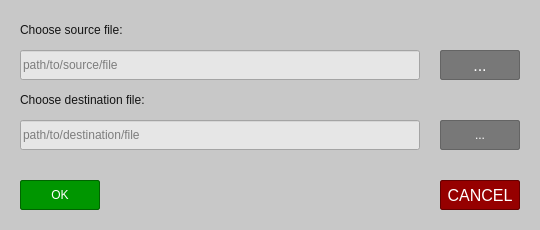
First picture: the form in src/Forms/ChooseFilesWindow.ui, repository psv-git/BDOLang, before the edit.
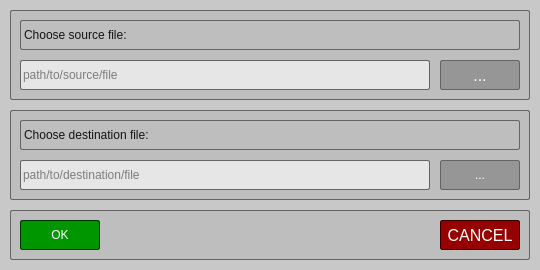
Second picture: the form after the edit.

Diff of the .ui file:
```diff
--- a/src/Forms/ChooseFilesWindow.ui
+++ b/src/Forms/ChooseFilesWindow.ui
@@ -10,19 +10,19 @@
     <x>0</x>
     <y>0</y>
     <width>540</width>
-    <height>230</height>
+    <height>270</height>
    </rect>
   </property>
   <property name="minimumSize">
    <size>
     <width>540</width>
-    <height>230</height>
+    <height>270</height>
    </size>
   </property>
   <property name="maximumSize">
    <size>
     <width>540</width>
-    <height>230</height>
+    <height>270</height>
    </size>
   </property>
   <property name="windowTitle">
@@ -34,119 +34,36 @@
 }
 </string>
   </property>
-  <widget class="QPushButton" name="chooseButton1">
-   <property name="enabled">
-    <bool>true</bool>
-   </property>
+  <widget class="QFrame" name="frame1">
    <property name="geometry">
     <rect>
-     <x>440</x>
-     <y>50</y>
-     <width>80</width>
-     <height>30</height>
+     <x>10</x>
+     <y>10</y>
+     <width>520</width>
+     <height>90</height>
     </rect>
    </property>
-   <property name="font">
-    <font>
-     <family>Liberation Sans</family>
-     <pointsize>12</pointsize>
-     <weight>9</weight>
-     <italic>false</italic>
-     <bold>false</bold>
-    </font>
-   </property>
-   <property name="focusPolicy">
-    <enum>Qt::TabFocus</enum>
-   </property>
    <property name="styleSheet">
-    <string notr="true">QPushButton {
-	font: 75 12pt &quot;Liberation Sans&quot;;
-	color: rgb(255, 255, 255);
-
-	background-color: rgb(120, 120, 120);
-
+    <string notr="true">QFrame {
+	background-color: rgb(190, 190, 190);
+	
 	border: 1px solid  rgb(100, 100, 100);
 	border-radius: 2px;
 }
-
-QPushButton:hover {
-	background-color: rgb(150, 150, 150);
-}
-
-QPushButton:disabled {
-	background-color: rgb(200, 200, 200);
-}
 </string>
    </property>
-   <property name="text">
-    <string>...</string>
+   <property name="frameShape">
+    <enum>QFrame::StyledPanel</enum>
    </property>
-  </widget>
-  <widget class="QPushButton" name="chooseButton2">
-   <property name="enabled">
-    <bool>true</bool>
+   <property name="frameShadow">
+    <enum>QFrame::Raised</enum>
    </property>
-   <property name="geometry">
-    <rect>
-     <x>440</x>
-     <y>120</y>
-     <width>80</width>
-     <height>30</height>
-    </rect>
-   </property>
-   <property name="focusPolicy">
-    <enum>Qt::TabFocus</enum>
-   </property>
-   <property name="styleSheet">
-    <string notr="true">QPushButton {
-	font: 75 12pt &quot;Liberation Sans&quot;;
-	color: rgb(255, 255, 255);
-
-	background-color: rgb(120, 120, 120);
-
-	border: 1px solid  rgb(100, 100, 100);
-	border-radius: 2px;
-}
-
-QPushButton:hover {
-	background-color: rgb(150, 150, 150);
-}
-
-QPushButton:disabled {
-	background-color: rgb(200, 200, 200);
-}
-</string>
-   </property>
-   <property name="text">
-    <string>...</string>
-   </property>
-  </widget>
-  <widget class="QLabel" name="pathLabel1">
-   <property name="geometry">
-    <rect>
-     <x>20</x>
-     <y>20</y>
-     <width>500</width>
-     <height>20</height>
-    </rect>
-   </property>
-   <property name="styleSheet">
-    <string notr="true">QLabel {
-	font: 75 11pt &quot;Liberation Sans&quot;;
-	color: rgb(20, 20, 20);
-}
-</string>
-   </property>
-   <property name="text">
-    <string>Choose source file:</string>
-   </property>
-  </widget>
   <widget class="QLineEdit" name="pathEdit1">
    <property name="geometry">
     <rect>
-     <x>20</x>
+      <x>10</x>
      <y>50</y>
-     <width>400</width>
+      <width>410</width>
      <height>30</height>
     </rect>
    </property>
@@ -157,7 +74,11 @@
     <string notr="true">QLineEdit {
 	font: 10pt &quot;Liberation Mono&quot;;
 	color: rgb(20, 20, 20);
+
 	background-color: rgb(230, 230, 230);
+
+	border: 1px solid  rgb(100, 100, 100);
+	border-radius: 2px;
 }
 </string>
    </property>
@@ -168,19 +89,118 @@
     <string>path/to/source/file</string>
    </property>
   </widget>
+   <widget class="QLabel" name="pathLabel1">
+    <property name="geometry">
+     <rect>
+      <x>10</x>
+      <y>10</y>
+      <width>500</width>
+      <height>30</height>
+     </rect>
+    </property>
+    <property name="styleSheet">
+     <string notr="true">QLabel {
+	font: 75 11pt &quot;Liberation Sans&quot;;
+	color: rgb(20, 20, 20);
+
+	border: 1px solid  rgb(100, 100, 100);
+	border-radius: 2px;
+}
+</string>
+    </property>
+    <property name="text">
+     <string>Choose source file:</string>
+    </property>
+   </widget>
+   <widget class="QPushButton" name="chooseButton1">
+    <property name="enabled">
+     <bool>true</bool>
+    </property>
+    <property name="geometry">
+     <rect>
+      <x>430</x>
+      <y>50</y>
+      <width>80</width>
+      <height>30</height>
+     </rect>
+    </property>
+    <property name="font">
+     <font>
+      <family>Liberation Sans</family>
+      <pointsize>12</pointsize>
+      <weight>9</weight>
+      <italic>false</italic>
+      <bold>false</bold>
+     </font>
+    </property>
+    <property name="focusPolicy">
+     <enum>Qt::TabFocus</enum>
+    </property>
+    <property name="styleSheet">
+     <string notr="true">QPushButton {
+	font: 75 12pt &quot;Liberation Sans&quot;;
+	color: rgb(255, 255, 255);
+
+	background-color: rgb(150, 150, 150);
+
+	border: 1px solid  rgb(100, 100, 100);
+	border-radius: 2px;
+}
+
+QPushButton:hover {
+	background-color: rgb(160, 160, 160);
+}
+
+QPushButton:disabled {
+	background-color: rgb(190, 190, 190);
+}
+</string>
+    </property>
+    <property name="text">
+     <string>...</string>
+    </property>
+   </widget>
+  </widget>
+  <widget class="QFrame" name="frame2">
+   <property name="geometry">
+    <rect>
+     <x>10</x>
+     <y>110</y>
+     <width>520</width>
+     <height>90</height>
+    </rect>
+   </property>
+   <property name="styleSheet">
+    <string notr="true">QFrame {
+	background-color: rgb(190, 190, 190);
+	
+	border: 1px solid  rgb(100, 100, 100);
+	border-radius: 2px;
+}
+</string>
+   </property>
+   <property name="frameShape">
+    <enum>QFrame::StyledPanel</enum>
+   </property>
+   <property name="frameShadow">
+    <enum>QFrame::Raised</enum>
+   </property>
   <widget class="QLabel" name="pathLabel2">
    <property name="geometry">
     <rect>
-     <x>20</x>
-     <y>90</y>
+      <x>10</x>
+      <y>10</y>
      <width>500</width>
-     <height>20</height>
+      <height>30</height>
     </rect>
    </property>
    <property name="styleSheet">
     <string notr="true">QLabel {
 	font: 75 11pt &quot;Liberation Sans&quot;;
 	color: rgb(20, 20, 20);
+
+	border: 1px solid  rgb(100, 100, 100);
+	border-radius: 2px;
 }</string>
    </property>
    <property name="text">
@@ -190,9 +210,9 @@
   <widget class="QLineEdit" name="pathEdit2">
    <property name="geometry">
     <rect>
-     <x>20</x>
-     <y>120</y>
-     <width>400</width>
+      <x>10</x>
+      <y>50</y>
+      <width>410</width>
      <height>30</height>
     </rect>
    </property>
@@ -203,7 +223,11 @@
     <string notr="true">QLineEdit {
 	font: 10pt &quot;Liberation Mono&quot;;
 	color: rgb(20, 20, 20);
+
 	background-color: rgb(230, 230, 230);
+
+	border: 1px solid  rgb(100, 100, 100);
+	border-radius: 2px;
 }
 </string>
    </property>
@@ -214,14 +238,14 @@
     <string>path/to/destination/file</string>
    </property>
   </widget>
-  <widget class="QPushButton" name="okButton">
+   <widget class="QPushButton" name="chooseButton2">
    <property name="enabled">
     <bool>true</bool>
    </property>
    <property name="geometry">
     <rect>
-     <x>20</x>
-     <y>180</y>
+      <x>430</x>
+      <y>50</y>
      <width>80</width>
      <height>30</height>
     </rect>
@@ -234,9 +258,9 @@
 	font: 75 12pt &quot;Liberation Sans&quot;;
 	color: rgb(255, 255, 255);
 
-	background-color: rgb(0, 150, 0);
+	background-color: rgb(150, 150, 150);
 
-	border: 1px solid  rgb(0, 100, 0);
+	border: 1px solid  rgb(100, 100, 100);
 	border-radius: 2px;
 }
 
@@ -245,22 +269,50 @@
 }
 
 QPushButton:disabled {
-	background-color: rgb(100, 200, 100);
+	background-color: rgb(190, 190, 190);
 }
 </string>
    </property>
    <property name="text">
-    <string>OK</string>
-   </property>
-  </widget>
+     <string>...</string>
+    </property>
+   </widget>
+  </widget>
+  <widget class="QFrame" name="frame3">
+   <property name="enabled">
+    <bool>true</bool>
+   </property>
+   <property name="geometry">
+    <rect>
+     <x>10</x>
+     <y>210</y>
+     <width>520</width>
+     <height>50</height>
+    </rect>
+   </property>
+   <property name="styleSheet">
+    <string notr="true">QFrame {
+	background-color: rgb(190, 190, 190);
+	
+	border: 1px solid  rgb(100, 100, 100);
+	border-radius: 2px;
+}
+</string>
+   </property>
+   <property name="frameShape">
+    <enum>QFrame::StyledPanel</enum>
+   </property>
+   <property name="frameShadow">
+    <enum>QFrame::Raised</enum>
+   </property>
   <widget class="QPushButton" name="cancelButton">
    <property name="enabled">
     <bool>true</bool>
    </property>
    <property name="geometry">
     <rect>
-     <x>440</x>
-     <y>180</y>
+      <x>430</x>
+      <y>10</y>
      <width>80</width>
      <height>30</height>
     </rect>
@@ -284,7 +336,7 @@
 
 	background-color: rgb(150, 0, 0);
 
-	border: 1px solid  rgb(100, 0, 0);
+	border: 1px solid  rgb(50, 0, 0);
 	border-radius: 2px;
 }
 
@@ -300,6 +352,46 @@
    <property name="text">
     <string>CANCEL</string>
    </property>
+   </widget>
+   <widget class="QPushButton" name="okButton">
+    <property name="enabled">
+     <bool>true</bool>
+    </property>
+    <property name="geometry">
+     <rect>
+      <x>10</x>
+      <y>10</y>
+      <width>80</width>
+      <height>30</height>
+     </rect>
+    </property>
+    <property name="focusPolicy">
+     <enum>Qt::TabFocus</enum>
+    </property>
+    <property name="styleSheet">
+     <string notr="true">QPushButton {
+	font: 75 12pt &quot;Liberation Sans&quot;;
+	color: rgb(255, 255, 255);
+
+	background-color: rgb(0, 150, 0);
+
+	border: 1px solid  rgb(0, 50, 0);
+	border-radius: 2px;
+}
+
+QPushButton:hover {
+	background-color: rgb(0, 180, 0);
+}
+
+QPushButton:disabled {
+	background-color: rgb(100, 200, 100);
+}
+</string>
+    </property>
+    <property name="text">
+     <string>OK</string>
+    </property>
+   </widget>
   </widget>
  </widget>
  <tabstops>
```
Left out of the diff: 2 changed lines with no effect on the pictures. Lines whose indentation alone changed are shown as unchanged.
